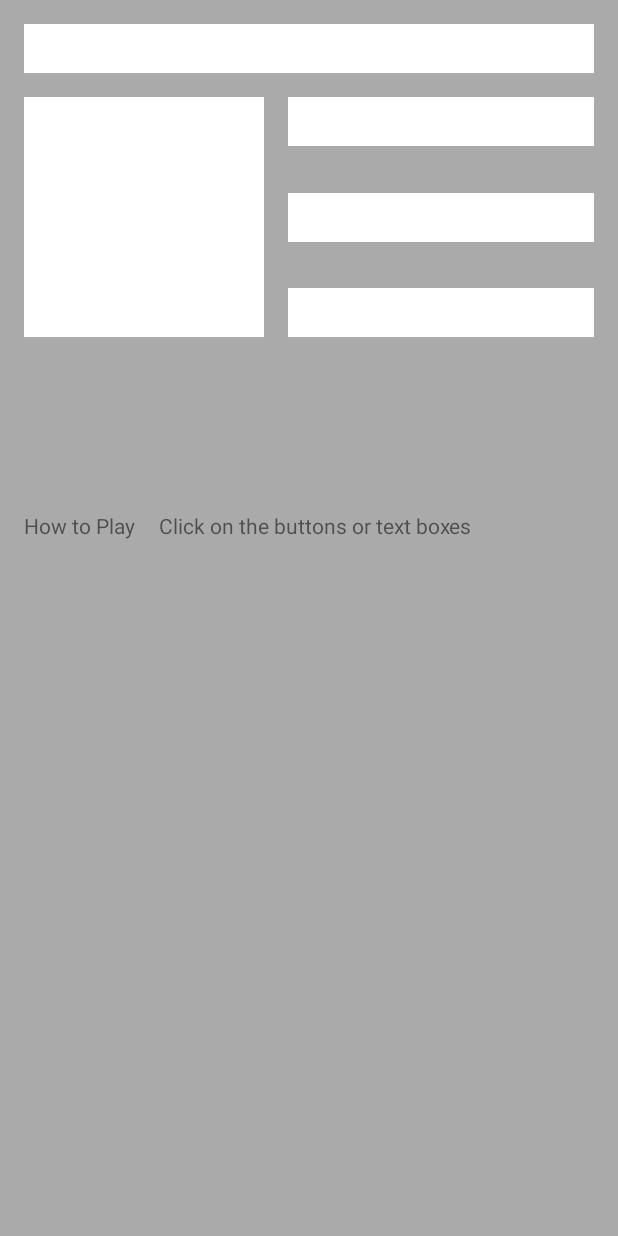
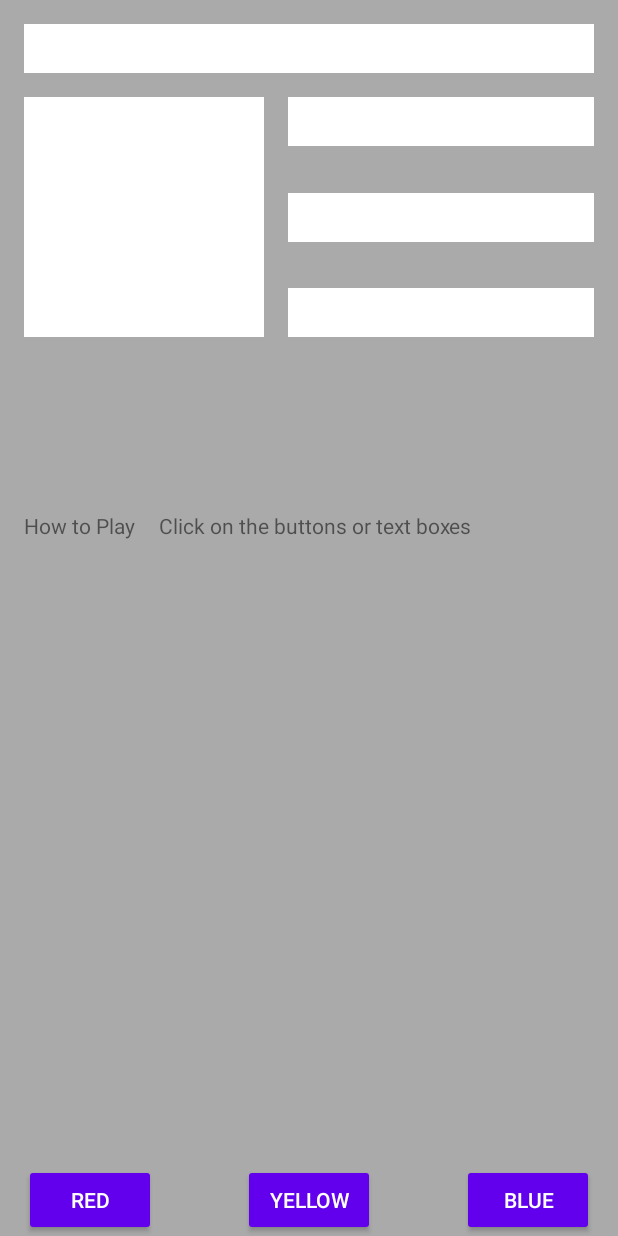
Before and after one commit to rzarroca/Android_ColorMyViews, an Android app: the layout activity_main.xml on its own in the app's theme, with its tools: preview values and no code run, on a phone screen of 412 x 824 dp. Run offline under Robolectric (Android 15) with nearby library versions, the phone set to English and light mode, and no system bars.

Commit message:
Adding some coloring buttons

```diff
--- a/app/src/main/java/net/rzarroca/android_colormyviews/MainActivity.kt
+++ b/app/src/main/java/net/rzarroca/android_colormyviews/MainActivity.kt
@@ -20,7 +20,17 @@ class MainActivity : AppCompatActivity() {
 
     private fun setListeners() {
         val clickableViews: List<View> =
-            listOf(binding.boxOne, binding.boxTwo, binding.boxThree, binding.boxFour, binding.boxFive, binding.root)
+            listOf(
+                binding.root,
+                binding.boxOne,
+                binding.boxTwo,
+                binding.boxThree,
+                binding.boxFour,
+                binding.boxFive,
+                binding.buttonBlue,
+                binding.buttonRed,
+                binding.buttonYellow,
+            )
 
         for (item in clickableViews) {
             item.setOnClickListener {
@@ -41,6 +51,11 @@ class MainActivity : AppCompatActivity() {
             binding.boxFour.id -> view.setBackgroundResource(android.R.color.holo_green_light)
             binding.boxFive.id -> view.setBackgroundResource(android.R.color.holo_green_dark)
 
+            binding.buttonRed.id -> binding.boxThree.setBackgroundResource(R.color.box_red)
+            binding.buttonBlue.id -> binding.boxFour.setBackgroundResource(R.color.box_blue)
+            binding.buttonYellow.id -> binding.boxFive.setBackgroundResource(R.color.box_yellow)
+
+            binding.buttonRed.id -> view.setBackgroundResource(android.R.color.holo_green_dark)
             else -> view.setBackgroundColor(Color.LTGRAY)
         }
     }
--- a/app/src/main/res/layout/activity_main.xml
+++ b/app/src/main/res/layout/activity_main.xml
@@ -2,11 +2,11 @@
 <androidx.constraintlayout.widget.ConstraintLayout xmlns:android="http://schemas.android.com/apk/res/android"
     xmlns:app="http://schemas.android.com/apk/res-auto"
     xmlns:tools="http://schemas.android.com/tools"
+    android:id="@+id/main_layout"
     android:layout_width="match_parent"
     android:layout_height="match_parent"
-    tools:context=".MainActivity"
-    android:id="@+id/main_layout"
-    tools:background="@android:color/darker_gray">
+    tools:background="@android:color/darker_gray"
+    tools:context=".MainActivity">
 
     <TextView
         android:id="@+id/box_one"
@@ -88,7 +88,8 @@
         app:layout_constraintBottom_toBottomOf="parent"
         app:layout_constraintStart_toStartOf="parent"
         app:layout_constraintTop_toBottomOf="@+id/box_two"
-        app:layout_constraintVertical_bias="0.20" />
+        app:layout_constraintVertical_bias="0.20"
+        tools:ignore="TextContrastCheck" />
 
     <TextView
         android:id="@+id/how_to_info"
@@ -99,6 +100,48 @@
         android:text="@string/how_to_info"
         app:layout_constraintBaseline_toBaselineOf="@+id/how_to"
         app:layout_constraintEnd_toEndOf="parent"
-        app:layout_constraintStart_toEndOf="@+id/how_to" />
+        app:layout_constraintStart_toEndOf="@+id/how_to"
+        tools:ignore="TextContrastCheck" />
+
+    <Button
+        android:id="@+id/button_red"
+        style="@style/Widget.AppCompat.Button"
+        android:layout_width="wrap_content"
+        android:layout_height="wrap_content"
+        android:layout_marginStart="@dimen/margin_wide"
+        android:text="@string/button_red"
+        app:layout_constraintBaseline_toBaselineOf="@+id/button_yellow"
+        app:layout_constraintEnd_toStartOf="@+id/button_yellow"
+        app:layout_constraintHorizontal_bias="0.5"
+        app:layout_constraintHorizontal_chainStyle="spread_inside"
+        app:layout_constraintStart_toStartOf="parent"
+        tools:ignore="TextContrastCheck" />
+
+    <Button
+        android:id="@+id/button_yellow"
+        style="@style/Widget.AppCompat.Button"
+        android:layout_width="wrap_content"
+        android:layout_height="wrap_content"
+        android:text="@string/button_yellow"
+        app:layout_constraintBottom_toBottomOf="parent"
+        app:layout_constraintEnd_toStartOf="@+id/button_blue"
+        app:layout_constraintHorizontal_bias="0.5"
+        app:layout_constraintStart_toEndOf="@+id/button_red"
+        app:layout_constraintTop_toBottomOf="@+id/how_to"
+        app:layout_constraintVertical_bias="1.0"
+        tools:ignore="TextContrastCheck" />
+
+    <Button
+        android:id="@+id/button_blue"
+        style="@style/Widget.AppCompat.Button"
+        android:layout_width="wrap_content"
+        android:layout_height="wrap_content"
+        android:layout_marginEnd="@dimen/margin_wide"
+        android:text="@string/button_blue"
+        app:layout_constraintBaseline_toBaselineOf="@+id/button_yellow"
+        app:layout_constraintEnd_toEndOf="parent"
+        app:layout_constraintHorizontal_bias="0.5"
+        app:layout_constraintStart_toEndOf="@+id/button_yellow"
+        tools:ignore="TextContrastCheck" />
 
 </androidx.constraintlayout.widget.ConstraintLayout>
--- a/app/src/main/res/values/colors.xml
+++ b/app/src/main/res/values/colors.xml
@@ -7,4 +7,7 @@
     <color name="teal_700">#FF018786</color>
     <color name="black">#FF000000</color>
     <color name="white">#FFFFFFFF</color>
+    <color name="box_red">#E54304</color>
+    <color name="box_blue">#FF3700B3</color>
+    <color name="box_yellow">#FFC107</color>
 </resources>
--- a/app/src/main/res/values/strings.xml
+++ b/app/src/main/res/values/strings.xml
@@ -7,4 +7,7 @@
     <string name="box_five">Box five</string>
     <string name="how_to">How to Play</string>
     <string name="how_to_info">Click on the buttons or text boxes</string>
+    <string name="button_red">Red</string>
+    <string name="button_yellow">Yellow</string>
+    <string name="button_blue">Blue</string>
 </resources>
```
